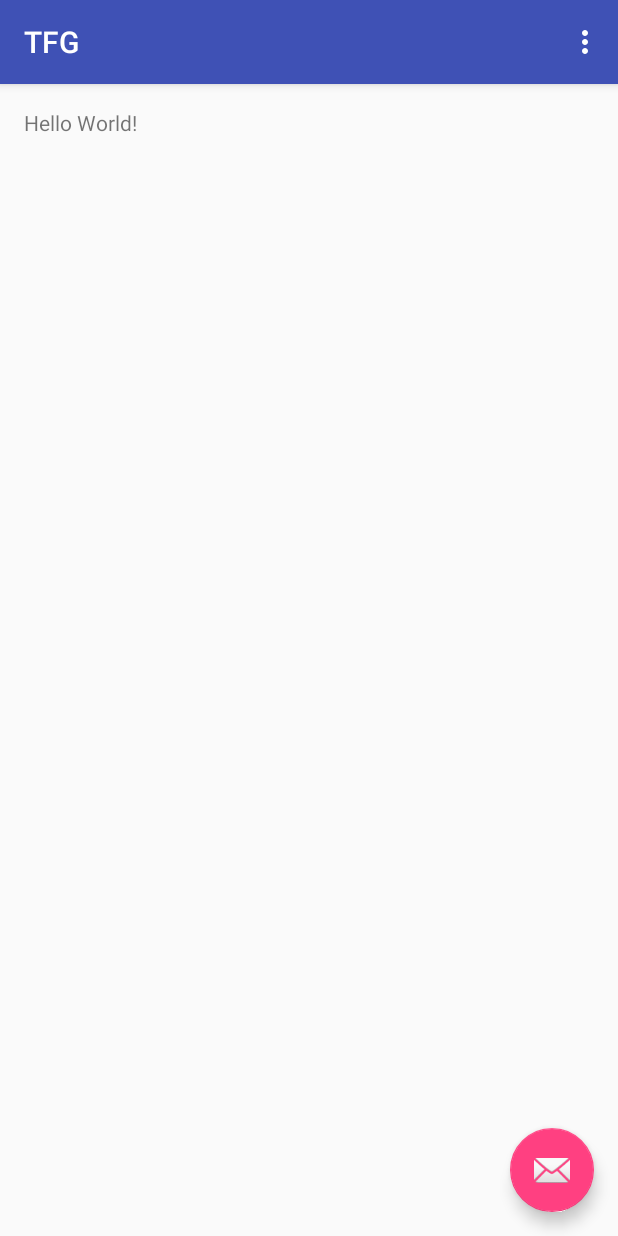
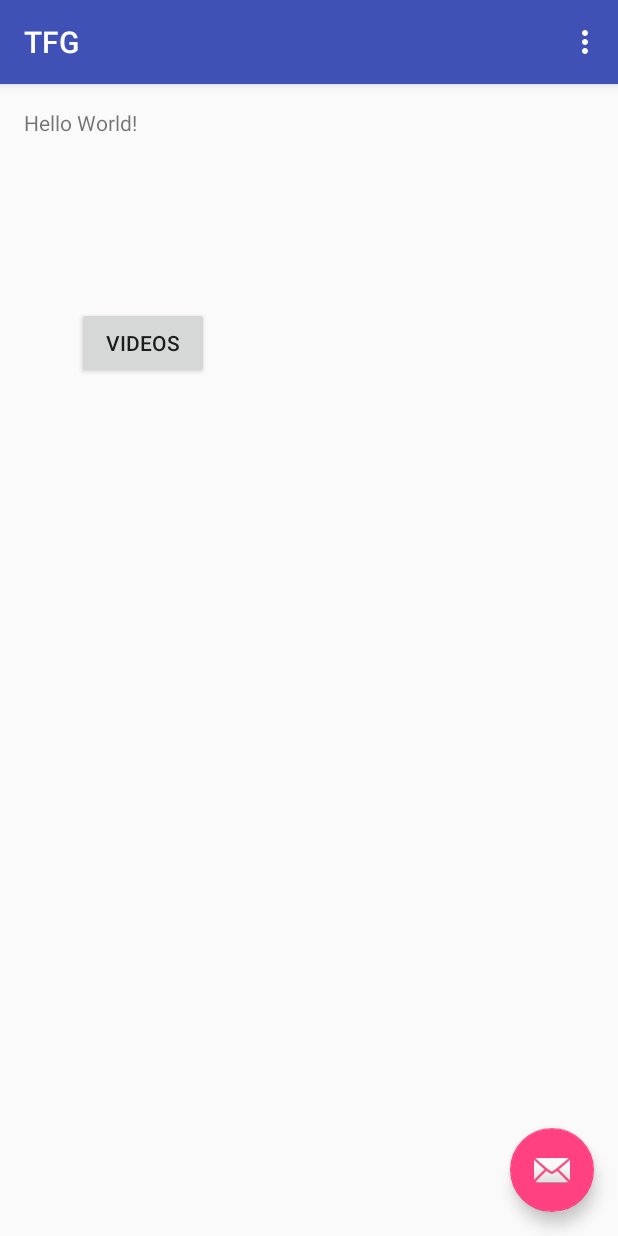
Before and after one commit to alejandro-flocoello/TFG, an Android app: the screen it shows after launch (MainActivity), on a phone screen of 412 x 824 dp. Run offline under Robolectric (Android 15) with nearby library versions, the light colour scheme and no system bars.

Commit message:
Inicio push TFG

```diff
--- a/app/src/main/res/layout/content_main.xml
+++ b/app/src/main/res/layout/content_main.xml
@@ -15,5 +15,16 @@
     <TextView
         android:layout_width="wrap_content"
         android:layout_height="wrap_content"
-        android:text="Hello World!" />
+        android:text="Hello World!"
+        android:id="@+id/textView" />
+
+    <Button
+        android:layout_width="wrap_content"
+        android:layout_height="wrap_content"
+        android:text="VIDEOS"
+        android:id="@+id/button"
+        android:layout_below="@+id/textView"
+        android:layout_marginStart="35dp"
+        android:layout_marginTop="113dp" />
+
 </RelativeLayout>
```
